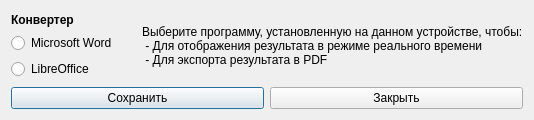
Before: the Qt Designer form designer/convertersettingsdialogwindow.ui in Artemako/auto-exec-doc, drawn with Qt 5.
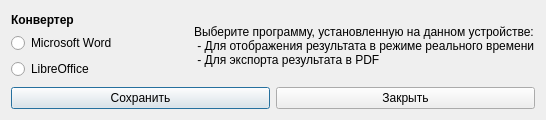
After: the same form once the commit is applied. Icons and pictures are not drawn.

Patch:
```diff
--- a/designer/convertersettingsdialogwindow.ui
+++ b/designer/convertersettingsdialogwindow.ui
@@ -6,7 +6,7 @@
    <rect>
     <x>0</x>
     <y>0</y>
-    <width>534</width>
+    <width>546</width>
     <height>120</height>
    </rect>
   </property>
@@ -104,7 +104,7 @@
      <item>
       <widget class="QLabel" name="explanation">
        <property name="text">
-        <string>Выберите программу, установленную на данном устройстве, чтобы:
+        <string>Выберите программу, установленную на данном устройстве:
  - Для отображения результата в режиме реального времени
  - Для экспорта результата в PDF</string>
        </property>
```
Left out of the diff: 14 changed lines with no effect on the pictures.
